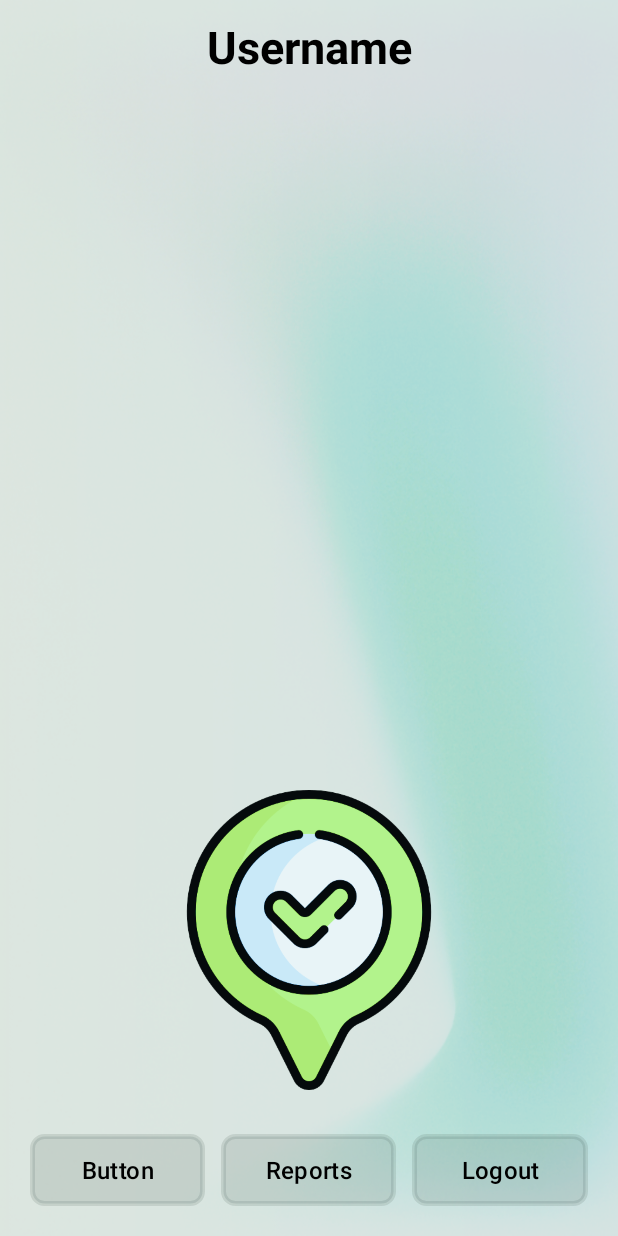
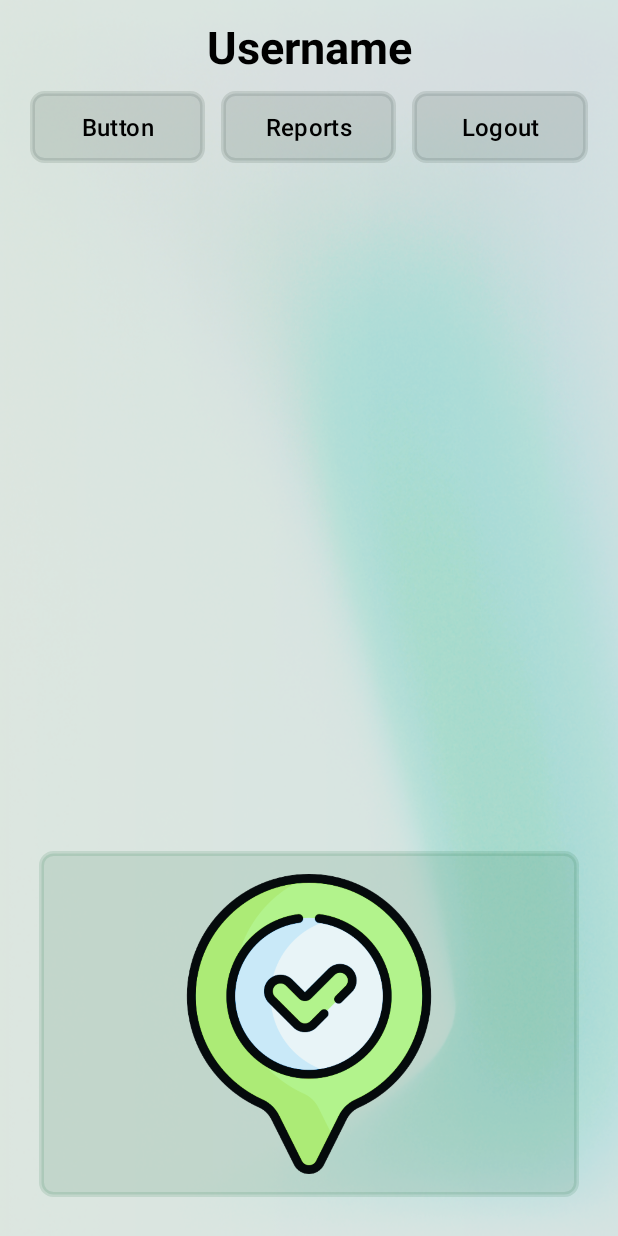
Before and after one commit to AlxKovlv/GeoClock, an Android app: the HomeFragment screen opened through its navigation route, on a phone screen of 412 x 824 dp. Run offline under Robolectric (Android 15) with nearby library versions, the phone set to English and light mode, and no system bars; our stand-ins replace Firebase (no records; nobody signed in at launch, a user with empty details on screens opened directly); libraries missing offline, so code that uses them is left out: com.google.rpc.context.

Commit message:
UI updates (in progress)

```diff
--- a/app/src/main/java/com/example/geoclock/ui/MainActivity.kt
+++ b/app/src/main/java/com/example/geoclock/ui/MainActivity.kt
@@ -1,7 +1,10 @@
 package com.example.geoclock.ui
 
+import android.os.Build
 import android.os.Bundle
+import android.view.WindowInsetsController
 import androidx.appcompat.app.AppCompatActivity
+import androidx.core.content.ContextCompat
 import com.example.geoclock.R
 
 class MainActivity : AppCompatActivity() {
@@ -9,5 +12,18 @@ class MainActivity : AppCompatActivity() {
         super.onCreate(savedInstanceState)
         setContentView(R.layout.activity_main)
 
+        // Set custom color for the navigation bar
+        if (Build.VERSION.SDK_INT >= Build.VERSION_CODES.R) {
+            val window = window
+            val controller = window.insetsController
+            if (controller != null) {
+                controller.setSystemBarsAppearance(
+                    WindowInsetsController.APPEARANCE_LIGHT_NAVIGATION_BARS,
+                    WindowInsetsController.APPEARANCE_LIGHT_NAVIGATION_BARS
+                )
+                window.navigationBarColor = ContextCompat.getColor(this, R.color.my_primary_color)
+            }
+        }
+
     }
 }
--- a/app/src/main/res/drawable/custom_text_input_layout_bg.xml
+++ b/app/src/main/res/drawable/custom_text_input_layout_bg.xml
@@ -3,5 +3,5 @@
     <solid android:color="#00000000" />
     <stroke
         android:width="1dp"
-        android:color="@color/cardTableColor" />
+        android:color="@color/my_primary_color" />
 </shape>
--- a/app/src/main/res/layout/fragment_home.xml
+++ b/app/src/main/res/layout/fragment_home.xml
@@ -23,40 +23,11 @@
             android:textSize="30sp"
             android:textStyle="bold" />
 
-        <ProgressBar
-            android:id="@+id/progress_bar"
-            android:layout_width="wrap_content"
-            android:layout_height="wrap_content"
-            android:layout_gravity="center"
-            android:visibility="gone" />
-
-        <androidx.recyclerview.widget.RecyclerView
-            android:id="@+id/recycler"
-            android:layout_width="match_parent"
-            android:layout_height="0dp"
-            android:layout_weight="1"
-            android:layout_margin="5dp" />
-
-        <com.google.android.material.button.MaterialButton
-            android:id="@+id/btn_start"
-            android:layout_width="200dp"
-            android:layout_height="200dp"
-            android:layout_margin="20dp"
-            android:layout_gravity="center"
-            android:textSize="40sp"
-            android:background="@drawable/btn_start"
-            app:icon="@drawable/btn_start"
-            app:iconGravity="textStart"
-            app:iconPadding="0dp"
-            app:iconSize="200dp"
-            app:iconTint="@null" />
-
         <LinearLayout
             android:layout_width="match_parent"
             android:layout_height="wrap_content"
             android:orientation="horizontal"
-            android:padding="4dp"
-            >
+            android:padding="4dp">
 
             <com.google.android.material.button.MaterialButton
                 android:layout_width="0dp"
@@ -90,6 +61,43 @@
                 android:layout_margin="5dp"
                 android:layout_weight="1" />
         </LinearLayout>
+
+        <ProgressBar
+            android:id="@+id/progress_bar"
+            android:layout_width="wrap_content"
+            android:layout_height="wrap_content"
+            android:layout_gravity="center"
+            android:visibility="gone" />
+
+        <androidx.recyclerview.widget.RecyclerView
+            android:id="@+id/recycler"
+            android:layout_width="match_parent"
+            android:layout_height="0dp"
+            android:layout_weight="1"
+            android:layout_margin="5dp" />
+
+        <LinearLayout
+            android:layout_width="match_parent"
+            android:layout_height="wrap_content"
+            android:background="@drawable/custom_button"
+            android:layout_margin="15dp"
+            android:gravity="center">
+
+            <com.google.android.material.button.MaterialButton
+                android:id="@+id/btn_start"
+                android:layout_margin="15dp"
+                android:layout_width="200dp"
+                android:layout_height="200dp"
+                android:textSize="40sp"
+                android:background="@drawable/btn_start"
+                app:icon="@drawable/btn_start"
+                app:iconGravity="textStart"
+                app:iconPadding="0dp"
+                app:iconSize="200dp"
+                app:iconTint="@null" />
+
+        </LinearLayout>
+
     </LinearLayout>
 
 </androidx.coordinatorlayout.widget.CoordinatorLayout>
--- a/app/src/main/res/layout/fragment_login.xml
+++ b/app/src/main/res/layout/fragment_login.xml
@@ -4,7 +4,8 @@
     xmlns:tools="http://schemas.android.com/tools"
     android:layout_width="match_parent"
     android:layout_height="match_parent"
-    tools:context=".ui.login.LoginFragment">
+    tools:context=".ui.login.LoginFragment"
+    android:padding="5dp">
 
     <ImageView
         android:id="@+id/logoImageView"
--- a/app/src/main/res/layout/fragment_register.xml
+++ b/app/src/main/res/layout/fragment_register.xml
@@ -4,7 +4,8 @@
     xmlns:tools="http://schemas.android.com/tools"
     android:layout_width="match_parent"
     android:layout_height="match_parent"
-    tools:context=".ui.register.RegisterFragment">
+    tools:context=".ui.register.RegisterFragment"
+    android:padding="5dp">
 
     <TextView
         android:id="@+id/textView"
--- a/app/src/main/res/navigation/my_nav.xml
+++ b/app/src/main/res/navigation/my_nav.xml
@@ -48,6 +48,7 @@
         tools:layout="@layout/fragment_reports" >
         <action
             android:id="@+id/action_reportsFragment_to_homeFragment"
-            app:destination="@id/homeFragment" />
+            app:destination="@id/homeFragment"
+            app:popUpTo="@id/homeFragment" />
     </fragment>
 </navigation>
--- a/app/src/main/res/values/colors.xml
+++ b/app/src/main/res/values/colors.xml
@@ -52,7 +52,6 @@
     <color name="moneyGreenColor">#86c67c</color>
     <color name="honeydewColor">#d8ffe7</color>
     <color name="limeColor">#38ed38</color>
-    <color name="cardTableColor">#31493F</color>
     <!--  Reds  -->
     <color name="salmonColor">#e9575f</color>
     <color name="brickRedColor">#971b10</color>
@@ -113,6 +112,7 @@
     <color name="dustColor">#ecd6c5</color>
 
     <!--  Custom  -->
+    <color name="my_primary_color">#2B4238</color>
     <color name="semitransparentGreen">#22217044</color>
     <color name="transparent">#00FFFFFF</color>
 </resources>
--- a/app/src/main/res/values/strings.xml
+++ b/app/src/main/res/values/strings.xml
@@ -38,5 +38,5 @@
     <string name="start_date">Start date</string>
     <string name="end_date">End date</string>
     <string name="show_cards">Display reports</string>
-    <string name="reports_fragment_headline">In order to display reports for certain dates, please choos a start date and an end date</string>
+    <string name="reports_fragment_headline">Set date range for report viewing</string>
 </resources>
--- a/app/src/main/res/values/themes.xml
+++ b/app/src/main/res/values/themes.xml
@@ -1,7 +1,7 @@
 <resources xmlns:tools="http://schemas.android.com/tools">
     <!-- Base application theme. -->
     <style name="Base.Theme.GeoClock" parent="Theme.Material3.DayNight.NoActionBar">
-        <item name="colorPrimary">@color/cardTableColor</item>
+        <item name="colorPrimary">@color/my_primary_color</item>
     </style>
 
     <style name="Theme.GeoClock" parent="Base.Theme.GeoClock" />
```
Also changed, not shown: app/src/main/res/layout/fragment_reports.xml (+10 -10 lines).
